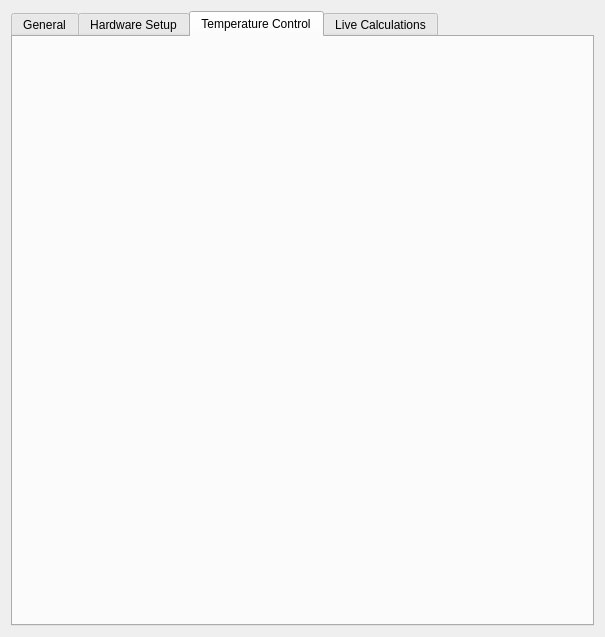
Old version of the form configurations/preferences_global.ui in the repository Cryostat-GUI/Cryostat-GUI.
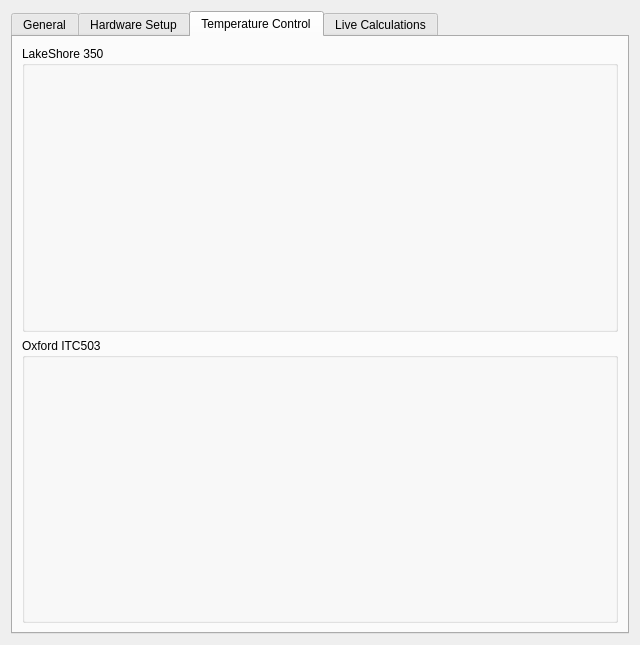
New version of the form. The open tabs and pages were chosen to show the change.

Commit message: GUI: preferences clarification

```diff
--- a/configurations/preferences_global.ui
+++ b/configurations/preferences_global.ui
@@ -6,8 +6,8 @@
    <rect>
     <x>0</x>
     <y>0</y>
-    <width>605</width>
-    <height>637</height>
+    <width>640</width>
+    <height>645</height>
    </rect>
   </property>
   <property name="windowTitle">
@@ -407,6 +407,23 @@
       <attribute name="title">
        <string>Temperature Control</string>
       </attribute>
+      <layout class="QGridLayout" name="gridLayout_5">
+       <item row="0" column="0">
+        <widget class="QGroupBox" name="groupBox">
+         <property name="title">
+          <string>LakeShore 350</string>
+         </property>
+         <zorder>groupBox_2</zorder>
+        </widget>
+       </item>
+       <item row="1" column="0">
+        <widget class="QGroupBox" name="groupBox_2">
+         <property name="title">
+          <string>Oxford ITC503</string>
+         </property>
+        </widget>
+       </item>
+      </layout>
      </widget>
      <widget class="QWidget" name="tab_4">
       <attribute name="title">
```
Left out of the diff: 6 changed lines with no effect on the pictures.
